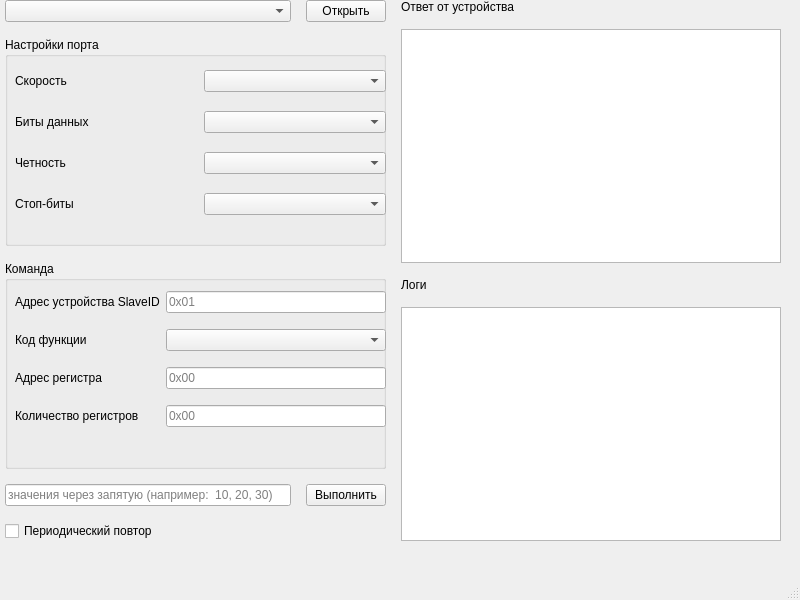
Before: the Qt Designer form mainwindow.ui in smukm/modbus, drawn with Qt 5.
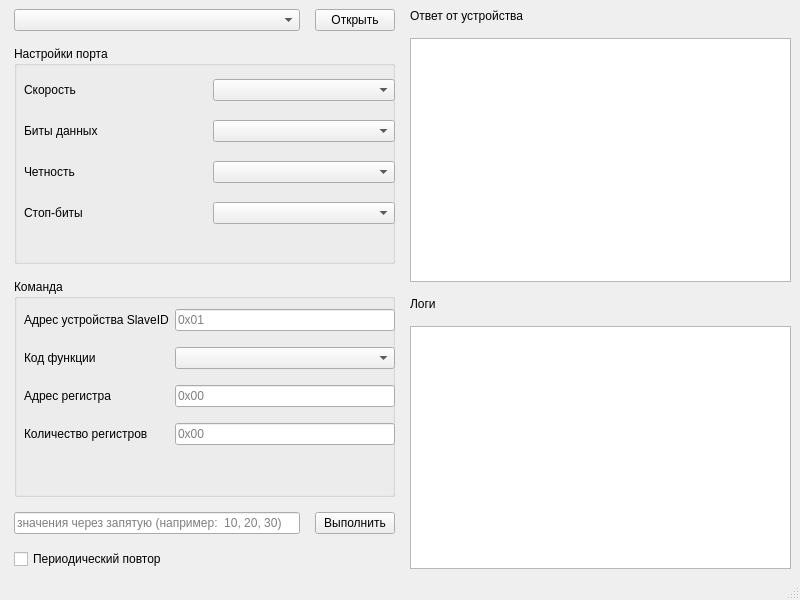
After: the same form once the commit is applied.

Diff of the .ui file:
```diff
--- a/mainwindow.ui
+++ b/mainwindow.ui
@@ -14,15 +14,8 @@
    <string>MainWindow</string>
   </property>
   <widget class="QWidget" name="centralwidget">
-   <widget class="QWidget" name="horizontalLayoutWidget_2">
-    <property name="geometry">
-     <rect>
-      <x>0</x>
-      <y>0</y>
-      <width>781</width>
-      <height>541</height>
-     </rect>
-    </property>
+   <layout class="QHBoxLayout" name="horizontalLayout_5">
+    <item>
     <layout class="QHBoxLayout" name="horizontalLayout_3">
      <property name="spacing">
       <number>15</number>
@@ -232,7 +225,8 @@
       </layout>
      </item>
     </layout>
-   </widget>
+    </item>
+   </layout>
   </widget>
   <widget class="QMenuBar" name="menubar">
    <property name="geometry">
```
Lines whose indentation alone changed are shown as unchanged.
